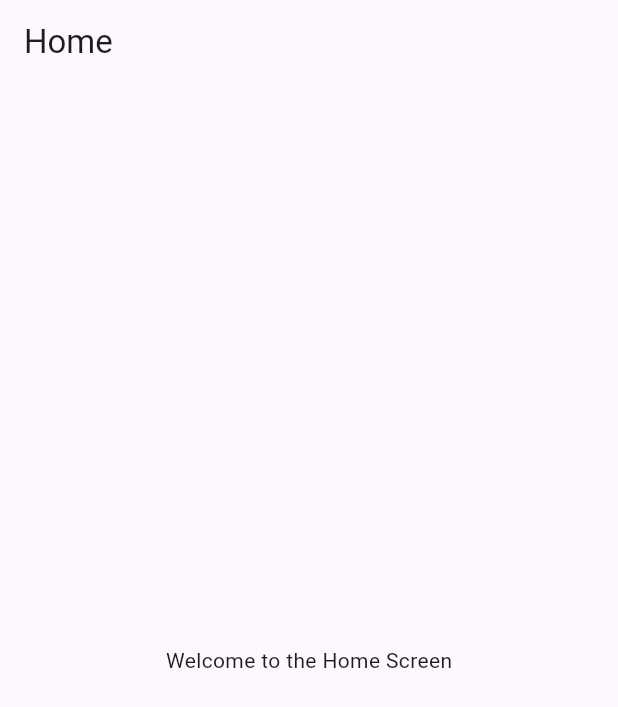
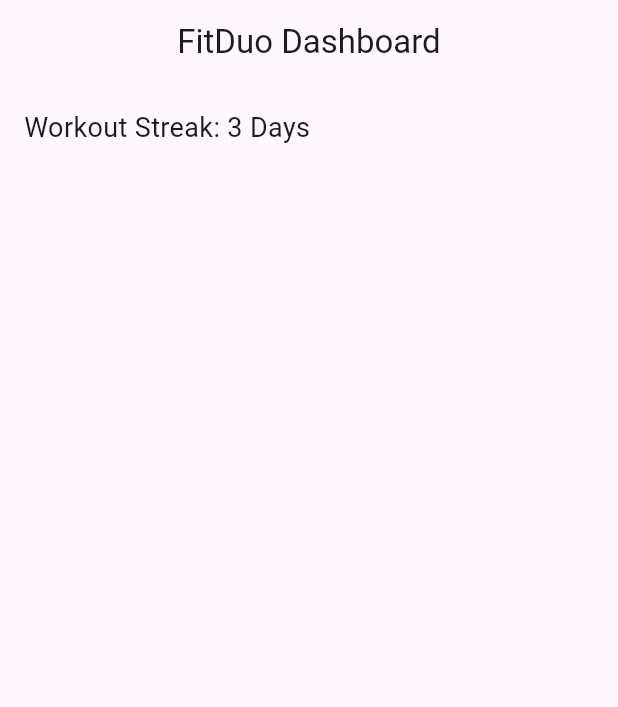
Before and after one commit to boizura/FitDuo, a Flutter app: the screen it shows after launch, on a phone screen of 412 x 824 dp. Shown: the top 707 px of the screen. Run offline on Flutter 3.47's test engine with Material 3 defaults, Android fonts, the light colour scheme and no system bars.

Commit message:
implement homescreen

```diff
--- a/lib/homescreen.dart
+++ /dev/null
@@ -1,22 +0,0 @@
-import 'package:flutter/material.dart';
-
-class Homescreen extends StatefulWidget {
-  const Homescreen({super.key});
-
-  @override
-  State<Homescreen> createState() => _HomescreenState();
-}
-
-class _HomescreenState extends State<Homescreen> {
-  @override
-  Widget build(BuildContext context) {
-    return Scaffold(
-      appBar: AppBar(
-        title: const Text("Home"),
-      ),
-      body: const Center(
-        child: Text("Welcome to the Home Screen"),
-      ),
-    );
-  }
-}
--- a/lib/main.dart
+++ b/lib/main.dart
@@ -14,7 +14,7 @@ class FitnessApp extends StatelessWidget {
       theme: ThemeData(
         primarySwatch: Colors.blue,
       ),
-      home: const Homescreen(),
+      home:  HomeScreen(),
     );
   }
 }
--- a/lib/screens/home_screen.dart
+++ b/lib/screens/home_screen.dart
@@ -1,22 +1,46 @@
 import 'package:flutter/material.dart';
+// import 'screens/progress_tracker_screen.dart';
+// import 'screens/exercise_library_screen.dart';
 
-class Homescreen extends StatefulWidget {
-  const Homescreen({super.key});
 
-  @override
-  State<Homescreen> createState() => _HomescreenState();
-}
+class HomeScreen extends StatelessWidget {
+  const HomeScreen({super.key});
 
-class _HomescreenState extends State<Homescreen> {
+
+
+  Widget buildButton(BuildContext context, String title, Widget screen) {
+    return ElevatedButton(
+      onPressed: () {
+        Navigator.push(
+          context,
+          MaterialPageRoute(builder: (context) => screen),
+        );
+      },
+      child: Text(title),
+    );
+  }
+
+
   @override
   Widget build(BuildContext context) {
     return Scaffold(
       appBar: AppBar(
-        title: const Text("Home"),
+        centerTitle: true,
+        title: const Text('FitDuo Dashboard'),
       ),
-      body: const Center(
-        child: Text("Welcome to the Home Screen"),
-      ),
+      body: Padding(
+        padding: const EdgeInsets .all(16.0),
+        child: Column(
+          children: [
+            const Text("Workout Streak: 3 Days", style: TextStyle(fontSize: 18)),
+            const SizedBox(height: 20),
+            // buildButton(context, 'Exercise Library', const exercise_library_screen()),
+            // buildButton(context, 'Workout quest', const quest_screen()),
+            // buildButton(context, 'Progress Tracker', const progress_tracker_screen()),
+
+          ],
+        ),
+    ),
     );
   }
 }
```
